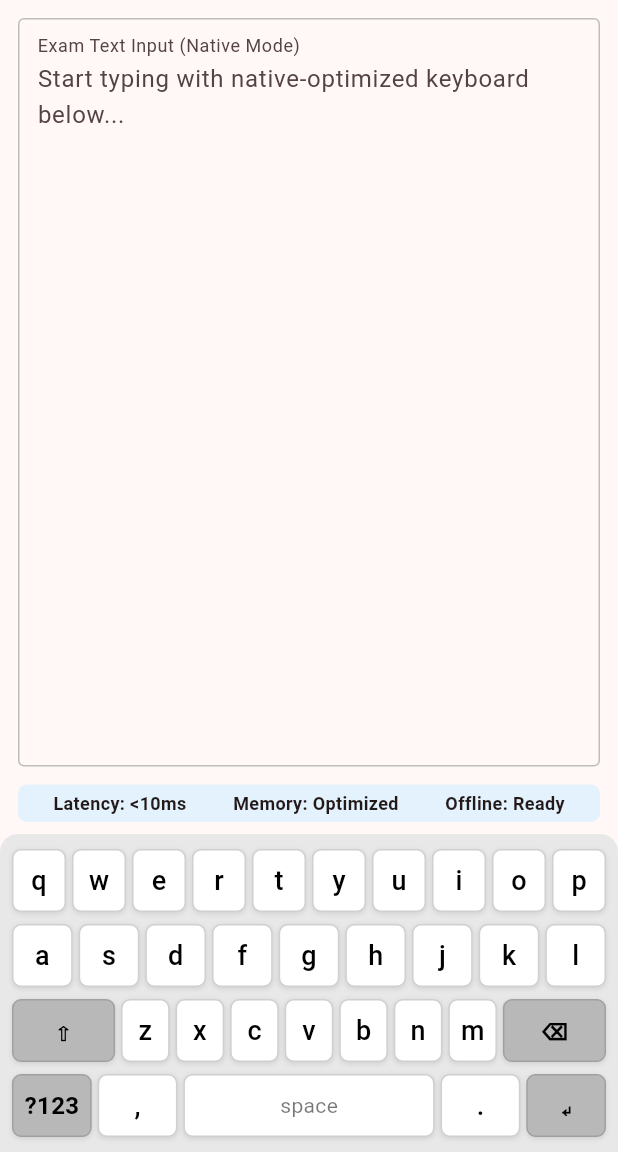
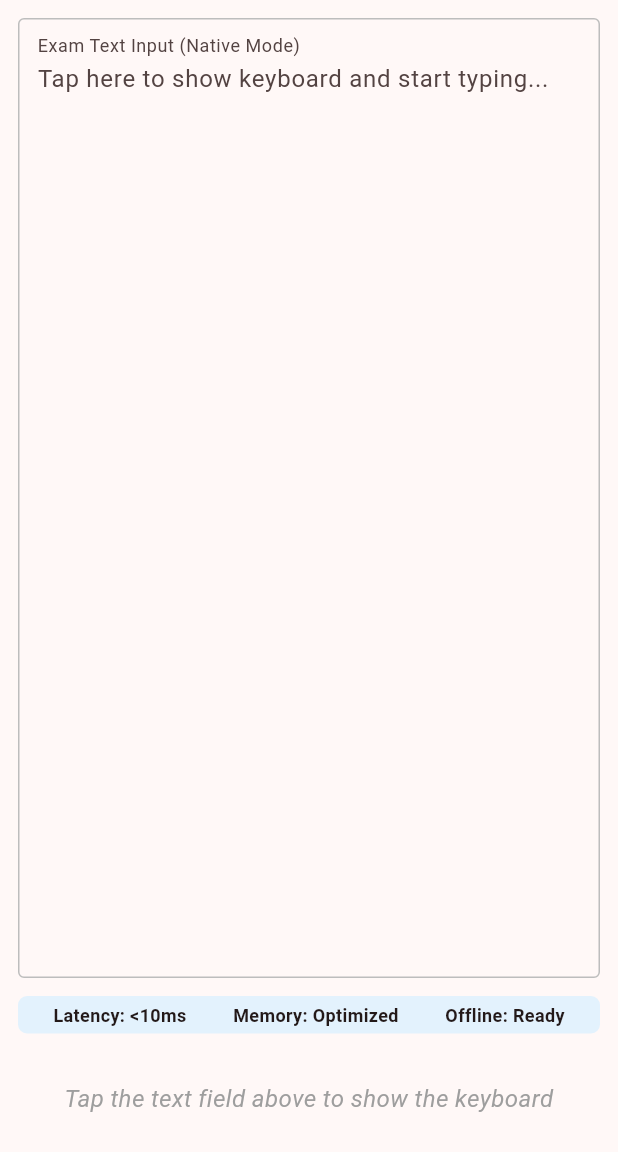
Before and after one commit to noelpinto47/multilingual_keyboard, a Flutter app: the screen it shows after launch, on a phone screen of 412 x 824 dp, the part 84-1236 px from its top. Run offline on Flutter 3.47's test engine with Material 3 defaults, Android fonts, the phone set to English and light mode, and no system bars.

Commit message:
Enhance keyboard demo page with custom back button handling and keyboard visibility management

```diff
--- a/lib/pages/keyboard_demo_page.dart
+++ b/lib/pages/keyboard_demo_page.dart
@@ -12,6 +12,17 @@ class KeyboardDemoPage extends StatefulWidget {
 
 class _KeyboardDemoPageState extends State<KeyboardDemoPage> {
   final TextEditingController _textController = TextEditingController();
+  bool _showKeyboard = false;
+
+  // Handle back button press - close keyboard if open, otherwise do nothing
+  Future<bool> _onWillPop() async {
+    if (_showKeyboard) {
+      // Close keyboard by removing focus from the text field
+      FocusScope.of(context).unfocus();
+      return false; // Don't exit the app
+    }
+    return false; // Never exit the app on back press
+  }
 
   @override
   void initState() {
@@ -22,7 +33,15 @@ class _KeyboardDemoPageState extends State<KeyboardDemoPage> {
 
   @override
   Widget build(BuildContext context) {
-    return Scaffold(
+    return PopScope(
+      canPop: false, // Prevent default back behavior - never exit app
+      onPopInvokedWithResult: (didPop, result) async {
+        if (!didPop) {
+          // Custom back button handling: close keyboard if open, otherwise do nothing
+          await _onWillPop();
+        }
+      },
+      child: Scaffold(
       appBar: AppBar(
         backgroundColor: Theme.of(context).colorScheme.primary,
         title: const Text('Multilingual Exam Keyboard', style: TextStyle(color: Colors.white),),
@@ -46,9 +65,19 @@ class _KeyboardDemoPageState extends State<KeyboardDemoPage> {
                   showCursor: true,
                   textAlignVertical: TextAlignVertical.top,
                   style: const TextStyle(fontSize: 16),
+                  onFocusGained: () {
+                    setState(() {
+                      _showKeyboard = true;
+                    });
+                  },
+                  onFocusLost: () {
+                    setState(() {
+                      _showKeyboard = false;
+                    });
+                  },
                   decoration: const InputDecoration(
                     border: InputBorder.none,
-                    hintText: 'Start typing with native-optimized keyboard below...',
+                    hintText: 'Tap here to show keyboard and start typing...',
                     labelText: 'Exam Text Input (Native Mode)',
                     contentPadding: EdgeInsets.all(12),
                     floatingLabelBehavior: FloatingLabelBehavior.always,
@@ -79,7 +108,24 @@ class _KeyboardDemoPageState extends State<KeyboardDemoPage> {
           const SizedBox(height: 8),
 
           // Multilingual keyboard with native Android integration
-          MinimalExamKeyboard(
+          // Animated appearance when text field is focused
+          AnimatedSwitcher(
+            duration: const Duration(milliseconds: 200),
+            transitionBuilder: (child, animation) {
+              return SlideTransition(
+                position: Tween<Offset>(
+                  begin: const Offset(0, 1),
+                  end: Offset.zero,
+                ).animate(CurvedAnimation(
+                  parent: animation,
+                  curve: Curves.easeOut,
+                )),
+                child: child,
+              );
+            },
+            child: _showKeyboard
+                ? MinimalExamKeyboard(
+                    key: const ValueKey('keyboard'),
                     supportedLanguages: const ['en', 'hi', 'es', 'fr'],
                     useNativeKeyboard: true, // Enable native integration
                     onTextInput: (text) {
@@ -96,10 +142,25 @@ class _KeyboardDemoPageState extends State<KeyboardDemoPage> {
                         _textController.text += text;
                       }
                     },
+                  )
+                : Container(
+                    key: const ValueKey('no-keyboard'),
+                    padding: const EdgeInsets.all(24),
+                    child: const Text(
+                      'Tap the text field above to show the keyboard',
+                      style: TextStyle(
+                        color: Colors.grey,
+                        fontSize: 16,
+                        fontStyle: FontStyle.italic,
+                      ),
+                      textAlign: TextAlign.center,
+                    ),
+                  ),
           ),
         ],
       ),
-    );
+    ), // Scaffold
+  ); // PopScope
   }
 
   @override
--- a/lib/widgets/keyboard_widgets.dart
+++ b/lib/widgets/keyboard_widgets.dart
@@ -13,25 +13,17 @@ class KeyboardWidgets {
     return GestureDetector(
       onTap: () => onKeyPress(isUpperCase ? displayKey : key),
       child: Container(
-        height: 42,
+        padding: EdgeInsets.symmetric(vertical: 8.0),
         decoration: BoxDecoration(
           color: Colors.white,
           borderRadius: BorderRadius.circular(6),
-          border: Border.all(color: const Color(0xFFD0D0D0), width: 1),
-          boxShadow: [
-            BoxShadow(
-              color: Colors.black.withValues(alpha: 0.1),
-              offset: const Offset(0, 1),
-              blurRadius: 2,
-            ),
-          ],
+          border: Border.all(color: const Color.fromARGB(124, 208, 208, 208), width: 1),
         ),
         child: Center(
           child: Text(
             displayKey,
             style: const TextStyle(
               fontSize: 18,
-              fontWeight: FontWeight.w500,
               color: Colors.black,
             ),
           ),
@@ -44,16 +36,12 @@ class KeyboardWidgets {
     return GestureDetector(
       onTap: onTap,
       child: Container(
-        height: 42,
+        padding: const EdgeInsets.symmetric(vertical: 9.0), // Match regular key padding
         decoration: BoxDecoration(
-          color: isActive
-              ? const Color(0xFF007AFF) // iOS blue for active keys
-              : const Color(0xFFB8B8B8), // Light gray for special keys
+          color: const Color(0xFFB8B8B8), // Light gray for special keys
           borderRadius: BorderRadius.circular(6),
           border: Border.all(
-            color: isActive
-                ? const Color(0xFF0056CC)
-                : const Color(0xFFA0A0A0),
+            color: const Color.fromARGB(117, 160, 160, 160),
             width: 1
           ),
           boxShadow: [
@@ -69,7 +57,6 @@ class KeyboardWidgets {
             label,
             style: TextStyle(
               fontSize: 16,
-              fontWeight: FontWeight.w600,
               color: isActive ? Colors.white : Colors.black,
             ),
           ),
@@ -79,18 +66,12 @@ class KeyboardWidgets {
   }
 
   static Widget buildKeyRow(List<String> keys, bool isUpperCase, Function(String) onKeyPress) {
-    return SizedBox(
-      height: 50, // Fixed height for keyboard row
-      child: Row(
+    return Row(
       children: keys.map((key) {
         return Expanded(
-            child: Padding(
-              padding: const EdgeInsets.symmetric(horizontal: 2),
           child: buildKey(key, isUpperCase, onKeyPress),
-            ),
         );
       }).toList(),
-      ),
     );
   }
 
@@ -101,46 +82,33 @@ class KeyboardWidgets {
     VoidCallback onToggleCase,
     VoidCallback onBackspace,
   ) {
-    return SizedBox(
-      height: 50, // Fixed height for keyboard row
-      child: Row(
+    return Row(
       children: [
         // Shift key
         Expanded(
-            flex: 2,
-            child: Padding(
-              padding: const EdgeInsets.symmetric(horizontal: 2),
           child: buildSpecialKey(
             '⇧',
             onTap: onToggleCase,
             isActive: isUpperCase,
           ),
         ),
-          ),
 
         // Letter keys
         ...keys.map((key) {
           return Expanded(
-              child: Padding(
-                padding: const EdgeInsets.symmetric(horizontal: 2),
             child: buildKey(key, isUpperCase, onKeyPress),
-              ),
           );
         }),
 
         // Backspace key
         Expanded(
-            flex: 2,
-            child: Padding(
-              padding: const EdgeInsets.symmetric(horizontal: 2),
+          flex: 1,
           child: buildSpecialKey(
             '⌫',
             onTap: onBackspace,
           ),
         ),
-          ),
       ],
-      ),
     );
   }
 
@@ -149,45 +117,33 @@ class KeyboardWidgets {
     Function(String) onKeyPress,
     VoidCallback onBackspace,
   ) {
-    return SizedBox(
-      height: 50, // Fixed height for keyboard row
-      child: Row(
+    return Row(
       children: [
         // Special symbols key (wider)
         Expanded(
-            flex: 2,
-            child: Padding(
-              padding: const EdgeInsets.symmetric(horizontal: 2),
+          flex: 1,
           child: buildSpecialKey(
             keys[0], // '#+='
             onTap: () => onKeyPress(keys[0]),
-              ),
           ),
         ),
 
         // Regular symbol keys
         ...keys.skip(1).map((key) {
           return Expanded(
-              child: Padding(
-                padding: const EdgeInsets.symmetric(horizontal: 2),
             child: buildKey(key, false, onKeyPress),
-              ),
           );
         }),
 
         // Backspace key
         Expanded(
-            flex: 2,
-            child: Padding(
-              padding: const EdgeInsets.symmetric(horizontal: 2),
+          flex: 1,
           child: buildSpecialKey(
             '⌫',
             onTap: onBackspace,
           ),
         ),
-          ),
       ],
-      ),
     );
   }
 }
--- a/lib/widgets/minimal_exam_keyboard.dart
+++ b/lib/widgets/minimal_exam_keyboard.dart
@@ -281,7 +281,7 @@ class _MinimalExamKeyboardState extends State<MinimalExamKeyboard> {
     final layout = _layouts[_currentLanguage] ?? [];
 
     return Padding(
-      padding: const EdgeInsets.all(6.0),
+      padding: const EdgeInsets.all(1.0),
       child: Column(
         mainAxisSize: MainAxisSize.min, // Size to content
         children: [
@@ -314,7 +314,7 @@ class _MinimalExamKeyboardState extends State<MinimalExamKeyboard> {
     final layout = KeyboardLayout.getNumericLayout();
 
     return Padding(
-      padding: const EdgeInsets.all(6.0),
+      padding: const EdgeInsets.all(1.0),
       child: Column(
         mainAxisSize: MainAxisSize.min, // Size to content
         children: [
@@ -335,60 +335,42 @@ class _MinimalExamKeyboardState extends State<MinimalExamKeyboard> {
   }
 
   Widget _buildUnifiedBottomRow() {
-    return SizedBox(
-      height: 50, // Fixed height for keyboard row
-      child: Row(
+    return Row(
       children: [
         // Toggle button (?123 or ABC)
         Expanded(
           flex: 2,
-            child: Padding(
-              padding: const EdgeInsets.symmetric(horizontal: 2),
           child: KeyboardWidgets.buildSpecialKey(
             _showNumericKeyboard ? 'ABC' : '?123',
             onTap: _toggleNumericKeyboard,
-              ),
           ),
         ),
 
         // Comma key
         Expanded(
           flex: 2,
-            child: Padding(
-              padding: const EdgeInsets.symmetric(horizontal: 2),
           child: KeyboardWidgets.buildKey(',', false, _onKeyPress),
-            ),
         ),
 
         // Spacebar with language switching
         Expanded(
           flex: 6,
-            child: Padding(
-              padding: const EdgeInsets.symmetric(horizontal: 2),
           child: GestureDetector(
             onTap: () => _onKeyPress(' '),
             onLongPress: _toggleLanguageSelector,
             child: Container(
-                  height: 42,
+        padding: EdgeInsets.symmetric(vertical: 8.0),
         decoration: BoxDecoration(
           color: Colors.white,
           borderRadius: BorderRadius.circular(6),
-                    border: Border.all(color: const Color(0xFFD0D0D0), width: 1),
-                    boxShadow: [
-                      BoxShadow(
-                        color: Colors.black.withValues(alpha: 0.1),
-                        offset: const Offset(0, 1),
-                        blurRadius: 2,
+          border: Border.all(color: const Color.fromARGB(124, 208, 208, 208), width: 1),
         ),
-                    ],
-                  ),
-                  child: const Center(
+        child: Center(
           child: Text(
-                      'space',
-                      style: TextStyle(
-                        color: Colors.black54,
-                        fontSize: 14,
-                      ),
+            '␣',
+            style: const TextStyle(
+              fontSize: 18,
+              color: Colors.black,
             ),
           ),
         ),
@@ -399,25 +381,18 @@ class _MinimalExamKeyboardState extends State<MinimalExamKeyboard> {
         // Period key
         Expanded(
           flex: 2,
-            child: Padding(
-              padding: const EdgeInsets.symmetric(horizontal: 2),
           child: KeyboardWidgets.buildKey('.', false, _onKeyPress),
-            ),
         ),
 
         // Enter key
         Expanded(
           flex: 2,
-            child: Padding(
-              padding: const EdgeInsets.symmetric(horizontal: 2),
           child: KeyboardWidgets.buildSpecialKey(
             '↵',
             onTap: () => _onKeyPress('\n'),
           ),
         ),
-          ),
       ],
-      ),
     );
   }
 }
--- a/lib/widgets/native_text_input.dart
+++ b/lib/widgets/native_text_input.dart
@@ -12,6 +12,8 @@ class NativeTextInput extends StatefulWidget {
   final bool readOnly;
   final bool showCursor;
   final InputDecoration? decoration;
+  final VoidCallback? onFocusGained;
+  final VoidCallback? onFocusLost;
 
   const NativeTextInput({
     super.key,
@@ -24,6 +26,8 @@ class NativeTextInput extends StatefulWidget {
     this.readOnly = false,
     this.showCursor = true,
     this.decoration,
+    this.onFocusGained,
+    this.onFocusLost,
   });
 
   @override
@@ -76,9 +80,15 @@ class _NativeTextInputState extends State<NativeTextInput> {
   }
 
   void _handleFocusChange() {
-    if (_focusNode.hasFocus && _isNativeConnected) {
-      // Text field gained focus - native keyboard can now interact with it
-      _syncTextWithNative();
+    if (_focusNode.hasFocus) {
+      // Text field gained focus
+      if (_isNativeConnected) {
+        _syncTextWithNative();
+      }
+      widget.onFocusGained?.call();
+    } else {
+      // Text field lost focus
+      widget.onFocusLost?.call();
     }
   }
 
```
Lines whose indentation alone changed are shown as unchanged.
